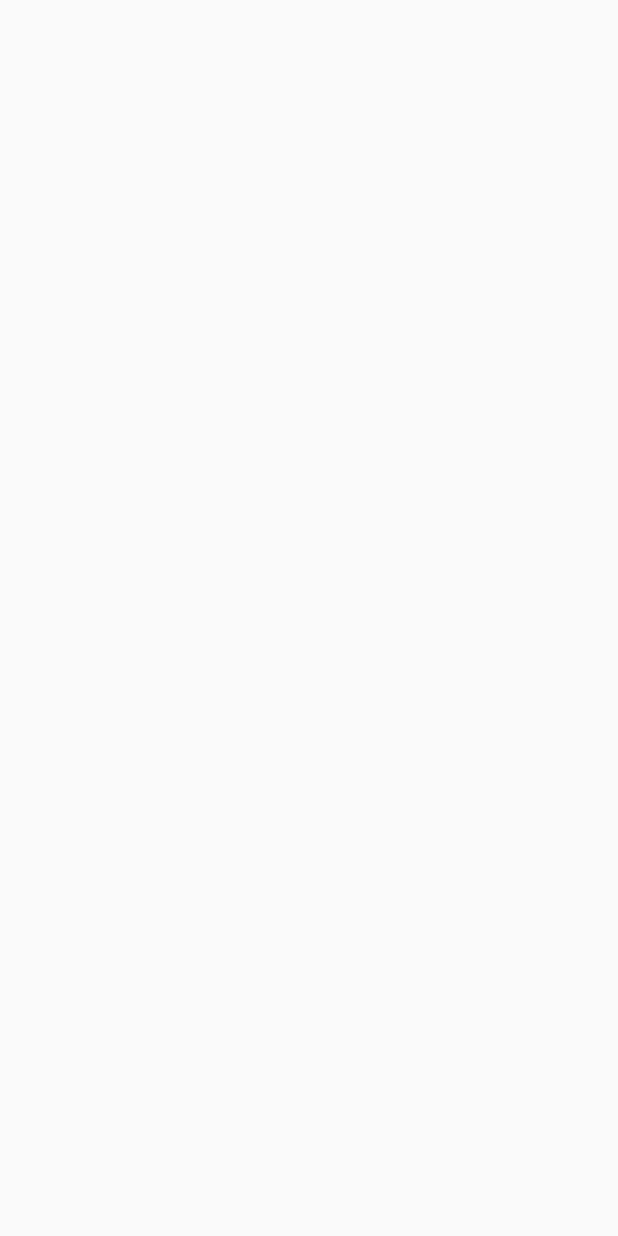
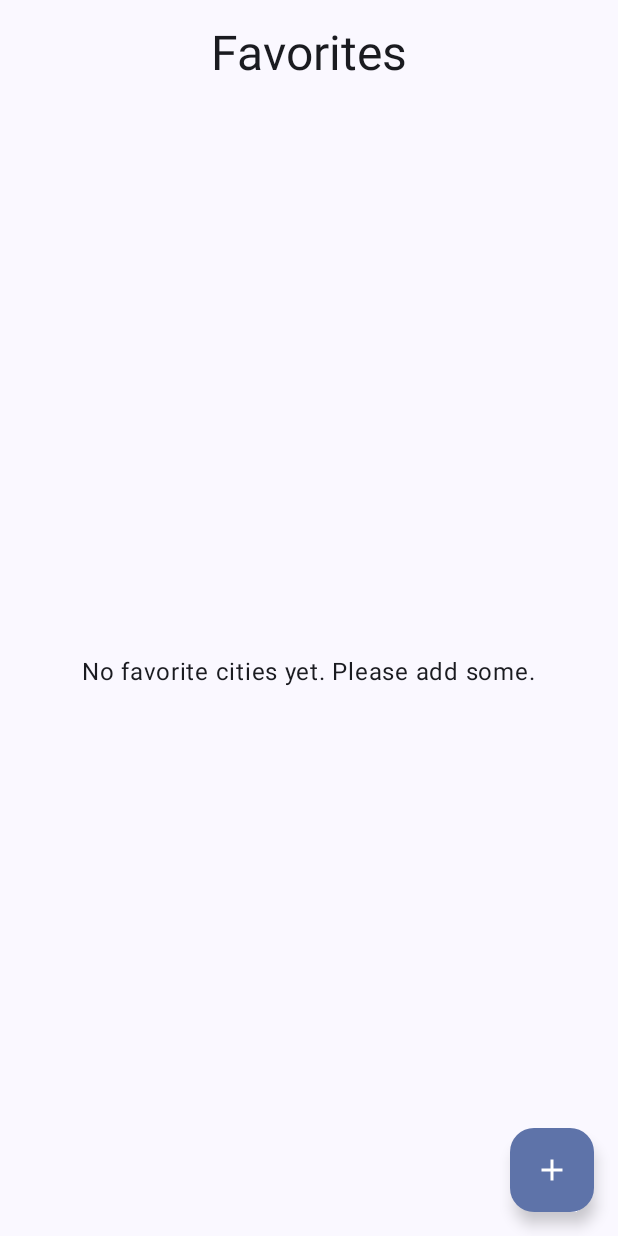
Before and after one commit to SafiOnWeb/DostWeather, an Android app built with Jetpack Compose: the screen it shows after launch (MainActivity), on a phone screen of 412 x 824 dp. Before the commit the screen is empty. Run offline under Robolectric (Android 15) with nearby library versions, the phone set to English and light mode, and no system bars.

Commit message:
add skeleton for Favorite Cities Screen

```diff
--- a/app/build.gradle
+++ b/app/build.gradle
@@ -68,4 +68,6 @@ dependencies {
     // Koin
     implementation "io.insert-koin:koin-android:3.1.4"
     implementation "io.insert-koin:koin-androidx-compose:3.1.4"
+    // Gson
+    implementation 'com.google.code.gson:gson:2.10.1'
 }
--- a/app/src/main/java/com/safi/apps/clients/dost/weather/data/cache/FavoritesCache.kt
+++ b/app/src/main/java/com/safi/apps/clients/dost/weather/data/cache/FavoritesCache.kt
@@ -1,8 +1,10 @@
 package com.safi.apps.clients.dost.weather.data.cache
 
 import com.safi.apps.clients.dost.weather.data.model.City
+import kotlinx.coroutines.flow.Flow
 
 interface FavoritesCache {
+    val favorites: Flow<List<City>>
     suspend fun addCity(city: City)
     suspend fun removeCity(city: City)
 }
--- a/app/src/main/java/com/safi/apps/clients/dost/weather/data/cache/FavoritesCacheImpl.kt
+++ b/app/src/main/java/com/safi/apps/clients/dost/weather/data/cache/FavoritesCacheImpl.kt
@@ -1,14 +1,56 @@
 package com.safi.apps.clients.dost.weather.data.cache
 
+import android.content.Context
+import android.content.SharedPreferences
+import com.google.gson.Gson
+import com.google.gson.reflect.TypeToken
 import com.safi.apps.clients.dost.weather.data.model.City
+import kotlinx.coroutines.flow.Flow
+import kotlinx.coroutines.flow.MutableStateFlow
+import kotlinx.coroutines.flow.update
 
 // Ideally, we should use some database like Room, but I am using SharedPrefs here to save the setup time
-class FavoritesCacheImpl: FavoritesCache {
+class FavoritesCacheImpl private constructor(
+    private val sharedPreferences: SharedPreferences,
+    private val gson: Gson,
+) : FavoritesCache {
+    companion object {
+        private const val FILE_NAME = "FAVORITES"
+        private const val KEY_FAVORITES = "FAVORITES"
+        fun newInstance(
+            context: Context,
+            gson: Gson,
+        ): FavoritesCacheImpl {
+            return FavoritesCacheImpl(
+                sharedPreferences = context.getSharedPreferences(FILE_NAME, Context.MODE_PRIVATE),
+                gson = gson
+            )
+        }
+    }
+
+    private val _favorites = MutableStateFlow<List<City>>(emptyList())
+    override val favorites: Flow<List<City>> = _favorites
+    private fun getAll(): List<City> {
+        return sharedPreferences.getString(KEY_FAVORITES, null)?.let {json ->
+            gson.fromJson(json, object : TypeToken<List<City>>() {}.type)
+        } ?: emptyList()
+    }
+
     override suspend fun addCity(city: City) {
-        TODO("Not yet implemented")
+        val newItems = getAll() + city
+        sharedPreferences.edit().apply {
+            putString(KEY_FAVORITES, gson.toJson(newItems))
+            apply()
+        }
+        _favorites.update { getAll() }
     }
 
     override suspend fun removeCity(city: City) {
-        TODO("Not yet implemented")
+        val newItems = getAll() - city
+        sharedPreferences.edit().apply {
+            putString(KEY_FAVORITES, gson.toJson(newItems))
+            apply()
+        }
+        _favorites.update { getAll() }
     }
 }
--- a/app/src/main/java/com/safi/apps/clients/dost/weather/data/repository/FavoritesRepositoryImpl.kt
+++ b/app/src/main/java/com/safi/apps/clients/dost/weather/data/repository/FavoritesRepositoryImpl.kt
@@ -1,17 +1,15 @@
 package com.safi.apps.clients.dost.weather.data.repository
 
+import com.safi.apps.clients.dost.weather.data.cache.FavoritesCache
 import com.safi.apps.clients.dost.weather.data.model.City
 import kotlinx.coroutines.flow.Flow
 
-class FavoritesRepositoryImpl : FavoritesRepository {
-    override val favorites: Flow<List<City>>
-        get() = TODO("Not yet implemented")
+class FavoritesRepositoryImpl(
+    private val favoritesCache: FavoritesCache,
+) : FavoritesRepository {
+    override val favorites: Flow<List<City>> = favoritesCache.favorites
 
-    override suspend fun addFavorite(city: City) {
-        TODO("Not yet implemented")
-    }
+    override suspend fun addFavorite(city: City) = favoritesCache.addCity(city)
 
-    override suspend fun removeFavorite(city: City) {
-        TODO("Not yet implemented")
-    }
+    override suspend fun removeFavorite(city: City) = favoritesCache.removeCity(city)
 }
--- a/app/src/main/java/com/safi/apps/clients/dost/weather/di/AppModule.kt
+++ b/app/src/main/java/com/safi/apps/clients/dost/weather/di/AppModule.kt
@@ -1,5 +1,6 @@
 package com.safi.apps.clients.dost.weather.di
 
+import com.google.gson.Gson
 import com.safi.apps.clients.dost.weather.data.api.MockWeatherApi
 import com.safi.apps.clients.dost.weather.data.api.WeatherApi
 import com.safi.apps.clients.dost.weather.data.cache.FavoritesCache
@@ -9,17 +10,29 @@ import com.safi.apps.clients.dost.weather.data.repository.FavoritesRepositoryImp
 import com.safi.apps.clients.dost.weather.data.repository.WeatherRepository
 import com.safi.apps.clients.dost.weather.data.repository.WeatherRepositoryImpl
 import com.safi.apps.clients.dost.weather.favoriteCitiesScreen.FavoriteCitiesScreenViewModel
+import org.koin.android.ext.koin.androidContext
 import org.koin.androidx.viewmodel.dsl.viewModel
 import org.koin.dsl.module
 
 val appModule = module {
+    // Gson
+    factory { Gson() }
     // API
     factory<WeatherApi> { MockWeatherApi() }
     // Cache
-    factory<FavoritesCache> { FavoritesCacheImpl() }
+    factory<FavoritesCache> {
+        FavoritesCacheImpl.newInstance(
+            context = androidContext(),
+            gson = get()
+        )
+    }
     // Repository
     factory<WeatherRepository> { WeatherRepositoryImpl() }
-    factory<FavoritesRepository> { FavoritesRepositoryImpl() }
+    factory<FavoritesRepository> {
+        FavoritesRepositoryImpl(
+            favoritesCache = get()
+        )
+    }
     // ViewModel
     viewModel {
         FavoriteCitiesScreenViewModel(
--- a/app/src/main/java/com/safi/apps/clients/dost/weather/favoriteCitiesScreen/FavoriteCitiesScreen.kt
+++ b/app/src/main/java/com/safi/apps/clients/dost/weather/favoriteCitiesScreen/FavoriteCitiesScreen.kt
@@ -1,11 +1,111 @@
 package com.safi.apps.clients.dost.weather.favoriteCitiesScreen
 
+import androidx.compose.foundation.layout.Arrangement
+import androidx.compose.foundation.layout.Box
+import androidx.compose.foundation.layout.Column
+import androidx.compose.foundation.layout.fillMaxSize
+import androidx.compose.foundation.layout.padding
+import androidx.compose.foundation.lazy.LazyColumn
+import androidx.compose.foundation.lazy.items
+import androidx.compose.material.icons.Icons
+import androidx.compose.material.icons.filled.Add
+import androidx.compose.material3.ExperimentalMaterial3Api
+import androidx.compose.material3.FloatingActionButton
+import androidx.compose.material3.Icon
+import androidx.compose.material3.MaterialTheme
+import androidx.compose.material3.Scaffold
+import androidx.compose.material3.Surface
+import androidx.compose.material3.Text
 import androidx.compose.runtime.Composable
+import androidx.compose.runtime.collectAsState
+import androidx.compose.runtime.getValue
+import androidx.compose.ui.Alignment
+import androidx.compose.ui.Modifier
+import androidx.compose.ui.unit.dp
+import com.safi.apps.clients.dost.weather.data.model.City
+import com.safi.apps.clients.dost.weather.ui.theme.WeatherAppTheme
 import org.koin.androidx.compose.getViewModel
 
 @Composable
 fun FavoriteCitiesScreen(
+    onAddClick: () -> Unit,
     viewModel: FavoriteCitiesScreenViewModel = getViewModel(),
 ) {
+    val state by viewModel.state.collectAsState()
+    WeatherAppTheme {
+        FavoriteCitiesScreen(
+            state = state,
+            onAddClick = onAddClick
+        )
+    }
+}
 
+@OptIn(ExperimentalMaterial3Api::class)
+@Composable
+private fun FavoriteCitiesScreen(
+    state: FavoriteCitiesScreenState,
+    onAddClick: () -> Unit,
+) {
+    Scaffold(
+        modifier = Modifier.fillMaxSize(),
+        floatingActionButton = {
+            FloatingActionButton(
+                onClick = onAddClick
+            ) {
+                Icon(
+                    imageVector = Icons.Default.Add,
+                    contentDescription = "Add"
+                )
+            }
+        }
+    ) { paddingValues ->
+        Surface(
+            modifier = Modifier
+                .fillMaxSize()
+                .padding(paddingValues)
+        ) {
+            Column(
+                modifier = Modifier,
+                horizontalAlignment = Alignment.CenterHorizontally,
+                verticalArrangement = Arrangement.spacedBy(16.dp)
+            ) {
+                Text(
+                    modifier = Modifier.padding(top = 16.dp),
+                    text = "Favorites",
+                    style = MaterialTheme.typography.headlineLarge
+                )
+                if (state.favorites.isEmpty()) {
+                    Box(
+                        modifier = Modifier.weight(1f),
+                        contentAlignment = Alignment.Center
+                    ) {
+                        Text(
+                            text = "No favorite cities yet. Please add some."
+                        )
+                    }
+                } else {
+                    FavoritesList(
+                        modifier = Modifier,
+                        favorites = state.favorites
+                    )
+                }
+            }
+        }
+    }
 }
+
+@Composable
+private fun FavoritesList(
+    modifier: Modifier,
+    favorites: List<City>,
+) {
+    LazyColumn(
+        modifier = modifier,
+        horizontalAlignment = Alignment.CenterHorizontally,
+        verticalArrangement = Arrangement.spacedBy(16.dp),
+    ) {
+        items(favorites) { city ->
+            Text(text = city.name)
+        }
+    }
+}
--- a/app/src/main/java/com/safi/apps/clients/dost/weather/favoriteCitiesScreen/FavoriteCitiesScreenState.kt
+++ b/app/src/main/java/com/safi/apps/clients/dost/weather/favoriteCitiesScreen/FavoriteCitiesScreenState.kt
@@ -3,5 +3,5 @@ package com.safi.apps.clients.dost.weather.favoriteCitiesScreen
 import com.safi.apps.clients.dost.weather.data.model.City
 
 data class FavoriteCitiesScreenState(
-    val cities: List<City>,
+    val favorites: List<City>,
 )
--- a/app/src/main/java/com/safi/apps/clients/dost/weather/favoriteCitiesScreen/FavoriteCitiesScreenViewModel.kt
+++ b/app/src/main/java/com/safi/apps/clients/dost/weather/favoriteCitiesScreen/FavoriteCitiesScreenViewModel.kt
@@ -1,10 +1,25 @@
 package com.safi.apps.clients.dost.weather.favoriteCitiesScreen
 
 import androidx.lifecycle.ViewModel
+import androidx.lifecycle.viewModelScope
 import com.safi.apps.clients.dost.weather.data.repository.FavoritesRepository
+import kotlinx.coroutines.flow.SharingStarted
+import kotlinx.coroutines.flow.map
+import kotlinx.coroutines.flow.stateIn
 
 class FavoriteCitiesScreenViewModel(
     private val favoritesRepository: FavoritesRepository,
 ) : ViewModel() {
+    private val favorites = favoritesRepository.favorites
+
+    val state = favorites.map { favorites ->
+        FavoriteCitiesScreenState(
+            favorites = favorites
+        )
+    }.stateIn(
+        viewModelScope,
+        SharingStarted.Lazily,
+        FavoriteCitiesScreenState(favorites = emptyList())
+    )
 
 }
--- a/app/src/main/java/com/safi/apps/clients/dost/weather/main/MainNavigation.kt
+++ b/app/src/main/java/com/safi/apps/clients/dost/weather/main/MainNavigation.kt
@@ -16,7 +16,9 @@ fun MainNavigation(
         startDestination = MainScreen.FAVORITES.route
     ) {
         composable(route = MainScreen.FAVORITES.route) {
-            FavoriteCitiesScreen()
+            FavoriteCitiesScreen(
+                onAddClick = {}
+            )
         }
         composable(route = MainScreen.CITIES.route) {
             CitiesScreen()
```
